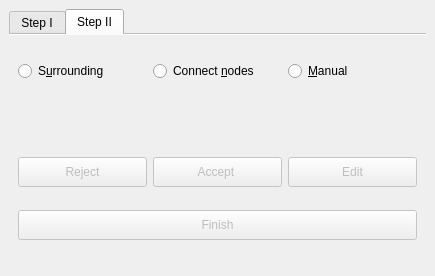
its4land/qgis-boundary-delineation, file BoundaryDelineationDock.ui: the form before one commit.
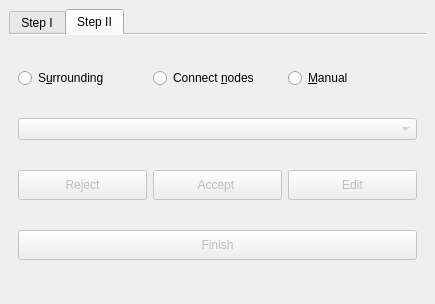
The form after the commit. The open tabs and pages were chosen to show the change. Icons and pictures are not drawn. Custom widgets are drawn as their Qt base class.

Commit message: Replace weight expression by simple weight column; Add checkbox to automatically add length column

```diff
--- a/BoundaryDelineationDock.ui
+++ b/BoundaryDelineationDock.ui
@@ -7,7 +7,7 @@
     <x>0</x>
     <y>0</y>
     <width>435</width>
-    <height>276</height>
+    <height>304</height>
    </rect>
   </property>
   <property name="floating">
@@ -333,26 +333,6 @@
         <string>Step II</string>
        </attribute>
        <layout class="QGridLayout" name="gridLayout_3">
-        <item row="1" column="1" colspan="3">
-         <widget class="QgsFieldExpressionWidget" name="weightExpressionField">
-          <property name="enabled">
-           <bool>false</bool>
-          </property>
-          <property name="maximumSize">
-           <size>
-            <width>16777215</width>
-            <height>30</height>
-           </size>
-          </property>
-         </widget>
-        </item>
-        <item row="0" column="1">
-         <widget class="QRadioButton" name="modeEnclosingRadio">
-          <property name="text">
-           <string>S&amp;urrounding</string>
-          </property>
-         </widget>
-        </item>
         <item row="0" column="2">
          <widget class="QRadioButton" name="modeNodesRadio">
           <property name="text">
@@ -360,7 +340,24 @@
           </property>
          </widget>
         </item>
-        <item row="4" column="2">
+        <item row="0" column="3">
+         <widget class="QRadioButton" name="modeManualRadio">
+          <property name="text">
+           <string>&amp;Manual</string>
+          </property>
+          <property name="autoExclusive">
+           <bool>true</bool>
+          </property>
+         </widget>
+        </item>
+        <item row="0" column="1">
+         <widget class="QRadioButton" name="modeEnclosingRadio">
+          <property name="text">
+           <string>S&amp;urrounding</string>
+          </property>
+         </widget>
+        </item>
+        <item row="5" column="2">
          <widget class="QPushButton" name="acceptButton">
           <property name="enabled">
            <bool>false</bool>
@@ -398,7 +395,58 @@
           </property>
          </widget>
         </item>
-        <item row="4" column="3">
+        <item row="5" column="1">
+         <widget class="QPushButton" name="rejectButton">
+          <property name="enabled">
+           <bool>false</bool>
+          </property>
+          <property name="sizePolicy">
+           <sizepolicy hsizetype="Expanding" vsizetype="Fixed">
+            <horstretch>0</horstretch>
+            <verstretch>0</verstretch>
+           </sizepolicy>
+          </property>
+          <property name="minimumSize">
+           <size>
+            <width>0</width>
+            <height>30</height>
+           </size>
+          </property>
+          <property name="maximumSize">
+           <size>
+            <width>16777215</width>
+            <height>16777215</height>
+           </size>
+          </property>
+          <property name="layoutDirection">
+           <enum>Qt::LeftToRight</enum>
+          </property>
+          <property name="text">
+           <string>Reject</string>
+          </property>
+          <property name="icon">
+           <iconset>
+            <normaloff>icons/reject.png</normaloff>icons/reject.png</iconset>
+          </property>
+          <property name="iconSize">
+           <size>
+            <width>30</width>
+            <height>20</height>
+           </size>
+          </property>
+         </widget>
+        </item>
+        <item row="1" column="1" colspan="3">
+         <widget class="QgsFieldComboBox" name="weightComboBox">
+          <property name="enabled">
+           <bool>false</bool>
+          </property>
+          <property name="allowEmptyFieldName">
+           <bool>true</bool>
+          </property>
+         </widget>
+        </item>
+        <item row="5" column="3">
          <widget class="QPushButton" name="editButton">
           <property name="enabled">
            <bool>false</bool>
@@ -433,58 +481,7 @@
           </property>
          </widget>
         </item>
-        <item row="4" column="1">
-         <widget class="QPushButton" name="rejectButton">
-          <property name="enabled">
-           <bool>false</bool>
-          </property>
-          <property name="sizePolicy">
-           <sizepolicy hsizetype="Expanding" vsizetype="Fixed">
-            <horstretch>0</horstretch>
-            <verstretch>0</verstretch>
-           </sizepolicy>
-          </property>
-          <property name="minimumSize">
-           <size>
-            <width>0</width>
-            <height>30</height>
-           </size>
-          </property>
-          <property name="maximumSize">
-           <size>
-            <width>16777215</width>
-            <height>16777215</height>
-           </size>
-          </property>
-          <property name="layoutDirection">
-           <enum>Qt::LeftToRight</enum>
-          </property>
-          <property name="text">
-           <string>Reject</string>
-          </property>
-          <property name="icon">
-           <iconset>
-            <normaloff>icons/reject.png</normaloff>icons/reject.png</iconset>
-          </property>
-          <property name="iconSize">
-           <size>
-            <width>30</width>
-            <height>20</height>
-           </size>
-          </property>
-         </widget>
-        </item>
-        <item row="0" column="3">
-         <widget class="QRadioButton" name="modeManualRadio">
-          <property name="text">
-           <string>&amp;Manual</string>
-          </property>
-          <property name="autoExclusive">
-           <bool>true</bool>
-          </property>
-         </widget>
-        </item>
-        <item row="5" column="1" colspan="3">
+        <item row="6" column="1" colspan="3">
          <widget class="QPushButton" name="finishButton">
           <property name="enabled">
            <bool>false</bool>
@@ -533,9 +530,9 @@
  </widget>
  <customwidgets>
   <customwidget>
-   <class>QgsFieldExpressionWidget</class>
-   <extends>QWidget</extends>
-   <header>qgsfieldexpressionwidget.h</header>
+   <class>QgsFieldComboBox</class>
+   <extends>QComboBox</extends>
+   <header>qgsfieldcombobox.h</header>
   </customwidget>
   <customwidget>
    <class>QgsMapLayerComboBox</class>
```
Left out of the diff: 111 changed lines with no effect on the pictures. The commit also changes 2 other files.
